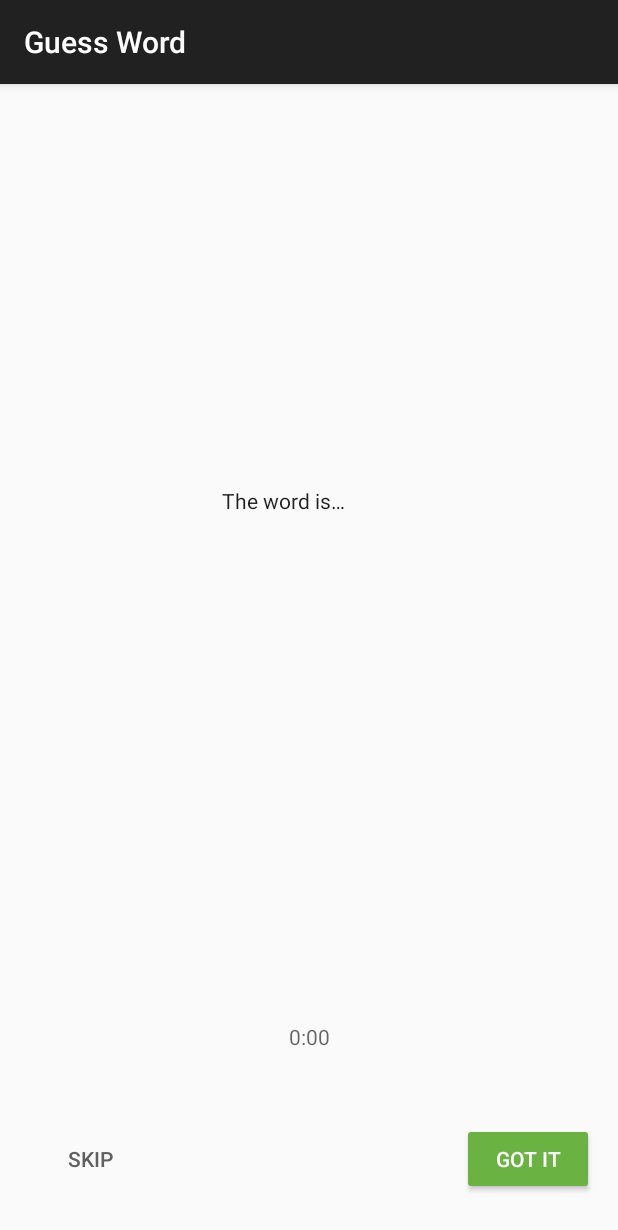
After one commit to vishalag53/Guess_Word, an Android app: the fragment GameFragment shown on its own in the app's theme, on a phone screen of 412 x 824 dp. The commit adds this screen. Shown: the top 1230 px of the screen. Run offline under Robolectric (Android 15) with nearby library versions, the phone set to English and light mode, and no system bars; our stand-ins replace data binding.

Commit message:
Layout Add

```diff
--- /dev/null
+++ b/app/src/main/java/com/example/guessword/screens/game/GameFragment.kt
@@ -0,0 +1,20 @@
+package com.example.guessword.screens.game
+
+import android.os.Bundle
+import androidx.fragment.app.Fragment
+import android.view.LayoutInflater
+import android.view.View
+import android.view.ViewGroup
+import com.example.guessword.R
+
+class GameFragment : Fragment() {
+
+    override fun onCreateView(
+        inflater: LayoutInflater, container: ViewGroup?,
+        savedInstanceState: Bundle?
+    ): View? {
+        // Inflate the layout for this fragment
+        return inflater.inflate(R.layout.fragment_game, container, false)
+    }
+
+}
--- /dev/null
+++ b/app/src/main/java/com/example/guessword/screens/game/GameViewModel.kt
@@ -0,0 +1,4 @@
+package com.example.guessword.screens.game
+
+class GameViewModel {
+}
--- /dev/null
+++ b/app/src/main/java/com/example/guessword/screens/score/ScoreViewModel.kt
@@ -0,0 +1,4 @@
+package com.example.guessword.screens.score
+
+class ScoreViewModel {
+}
--- /dev/null
+++ b/app/src/main/java/com/example/guessword/screens/score/ScoreViewModelFactory.kt
@@ -0,0 +1,4 @@
+package com.example.guessword.screens.score
+
+class ScoreViewModelFactory {
+}
--- /dev/null
+++ b/app/src/main/res/anim/slide_in_right.xml
@@ -0,0 +1,4 @@
+<?xml version="1.0" encoding="utf-8"?>
+<set xmlns:android="http://schemas.android.com/apk/res/android">
+
+</set>
--- /dev/null
+++ b/app/src/main/res/anim/slide_out_left.xml
@@ -0,0 +1,4 @@
+<?xml version="1.0" encoding="utf-8"?>
+<set xmlns:android="http://schemas.android.com/apk/res/android">
+
+</set>
--- /dev/null
+++ b/app/src/main/res/layout/fragment_game.xml
@@ -0,0 +1,130 @@
+<?xml version="1.0" encoding="utf-8"?>
+<layout xmlns:android="http://schemas.android.com/apk/res/android"
+    xmlns:app="http://schemas.android.com/apk/res-auto"
+    xmlns:tools="http://schemas.android.com/tools">
+
+    <data>
+
+        <variable
+            name="gameViewModel"
+            type="com.example.guessword.screens.game.GameViewModel" />
+    </data>
+
+    <androidx.constraintlayout.widget.ConstraintLayout
+        android:id="@+id/game_layout"
+        android:layout_width="match_parent"
+        android:layout_height="match_parent"
+        tools:context=".screens.game.GameFragment">
+
+
+        <TextView
+            android:id="@+id/word_is_text"
+            android:layout_width="wrap_content"
+            android:layout_height="wrap_content"
+            android:layout_marginTop="268dp"
+            android:fontFamily="sans-serif"
+            android:text="@string/word_is"
+            android:textColor="@color/black_text_color"
+            android:textSize="14sp"
+            android:textStyle="normal"
+            app:layout_constraintBottom_toTopOf="@+id/word_text"
+            app:layout_constraintEnd_toEndOf="parent"
+            app:layout_constraintHorizontal_bias="0.449"
+            app:layout_constraintStart_toStartOf="parent"
+            app:layout_constraintTop_toTopOf="parent"
+            app:layout_constraintVertical_bias="0.0" />
+
+        <TextView
+            android:id="@+id/word_text"
+            android:layout_width="wrap_content"
+            android:layout_height="wrap_content"
+            android:layout_marginStart="4dp"
+            android:layout_marginEnd="8dp"
+            android:layout_marginBottom="272dp"
+            android:fontFamily="sans-serif"
+
+            android:textAppearance="@style/TextAppearance.AppCompat.Headline"
+            android:textColor="@color/black_text_color"
+            android:textSize="34sp"
+            android:textStyle="normal"
+            app:layout_constraintBottom_toTopOf="@+id/score_text"
+            app:layout_constraintEnd_toEndOf="parent"
+            app:layout_constraintHorizontal_bias="0.454"
+            app:layout_constraintStart_toStartOf="parent"
+            tools:text="&quot;Tuna&quot;" />
+
+        <!--        android:text="@{@string/quote_format(gameViewMode.word)}"-->
+
+        <androidx.constraintlayout.widget.Guideline
+            android:id="@+id/guideline"
+            android:layout_width="wrap_content"
+            android:layout_height="wrap_content"
+            android:orientation="horizontal"
+            app:layout_constraintGuide_end="96dp" />
+
+        <TextView
+            android:id="@+id/timer_text"
+            android:layout_width="wrap_content"
+            android:layout_height="wrap_content"
+            android:layout_marginBottom="8dp"
+            android:fontFamily="sans-serif"
+
+            android:text="0:00"
+            android:textColor="@color/grey_text_color"
+            android:textSize="14sp"
+            android:textStyle="normal"
+            app:layout_constraintBottom_toTopOf="@+id/score_text"
+            app:layout_constraintEnd_toEndOf="parent"
+            app:layout_constraintStart_toStartOf="parent" />
+
+        <!--        android:text="@{gameViewModel.currentTImeString}"-->
+
+        <TextView
+            android:id="@+id/score_text"
+            android:layout_width="wrap_content"
+            android:layout_height="wrap_content"
+            android:fontFamily="sans-serif"
+
+            android:textColor="@color/grey_text_color"
+            android:textSize="14sp"
+            android:textStyle="normal"
+            app:layout_constraintBottom_toTopOf="@+id/guideline"
+            app:layout_constraintEnd_toEndOf="parent"
+            app:layout_constraintStart_toStartOf="parent"
+            tools:text="Score: 0" />
+
+        <!--        android:text="@{@string/score_format(gameViewModel.score)}"-->
+
+
+        <Button
+            android:id="@+id/skip_btn"
+            android:layout_width="wrap_content"
+            android:layout_height="wrap_content"
+            android:layout_marginStart="16dp"
+            android:text="@string/skip"
+            android:theme="@style/SkipButton"
+            app:layout_constraintBottom_toBottomOf="parent"
+            app:layout_constraintEnd_toStartOf="@+id/correct_btn"
+            app:layout_constraintHorizontal_bias="0.0"
+            app:layout_constraintStart_toStartOf="parent"
+            app:layout_constraintTop_toTopOf="@+id/guideline"
+            app:layout_constraintVertical_bias="0.437" />
+
+        <!--        android:onClick="@{() -> gameViewModel.onkip()}"-->
+
+        <Button
+            android:id="@+id/correct_btn"
+            android:layout_width="wrap_content"
+            android:layout_height="wrap_content"
+            android:layout_marginEnd="16dp"
+            android:text="@string/got_it"
+            android:theme="@style/GoButton"
+            app:layout_constraintBottom_toBottomOf="parent"
+            app:layout_constraintEnd_toEndOf="parent"
+            app:layout_constraintTop_toTopOf="@+id/guideline"
+            app:layout_constraintVertical_bias="0.437" />
+        <!--            android:onClick="@{() -> gameViewModel.onCoreect()}"-->
+
+    </androidx.constraintlayout.widget.ConstraintLayout>
+
+</layout>
--- /dev/null
+++ b/app/src/main/res/navigation/main_navigation.xml
@@ -0,0 +1,6 @@
+<?xml version="1.0" encoding="utf-8"?>
+<navigation xmlns:android="http://schemas.android.com/apk/res/android"
+    xmlns:app="http://schemas.android.com/apk/res-auto"
+    android:id="@+id/main_navigation">
+
+</navigation>
--- a/app/src/main/res/values/colors.xml
+++ b/app/src/main/res/values/colors.xml
@@ -1,5 +1,15 @@
 <?xml version="1.0" encoding="utf-8"?>
 <resources>
     <color name="black">#FF000000</color>
-    <color name="white">#FFFFFFFF</color>
+    <color name="colorPrimary">#6ab343</color>
+    <color name="colorPrimaryDark">#388310</color>
+    <color name="colorAccent">#D81B60</color>
+    <color name="ok_green_color">#6ab343</color>
+    <color name="selected_green_color">#388310</color>
+    <color name="skip_red_color">#f44336</color>
+    <color name="selected_red_color">#ba000d</color>
+    <color name="black_text_color">#de000000</color>
+    <color name="grey_text_color">#99000000</color>
+    <color name="grey_button_color">#606060</color>
+    <color name="white_text_color">#ffffff</color>
 </resources>
--- a/app/src/main/res/values/strings.xml
+++ b/app/src/main/res/values/strings.xml
@@ -1,3 +1,15 @@
 <resources>
     <string name="app_name">Guess Word</string>
+    <string name="skip">Skip</string>
+    <string name="play_again">Play Again</string>
+    <string name="you_scored">You Scored</string>
+    <string name="title_text">guess the word!</string>
+    <string name="play_button">Play</string>
+    <string name="get_ready">Get ready to</string>
+    <string name="got_it">Got it</string>
+    <string name="word_is">The word is…</string>
+    <string name="quote_format">\"%s\"</string>
+    <string name="score_format">Current Score: %d</string>
+    <!-- TODO: Remove or change this placeholder text -->
+    <string name="hello_blank_fragment">Hello blank fragment</string>
 </resources>
--- a/app/src/main/res/values/themes.xml
+++ b/app/src/main/res/values/themes.xml
@@ -5,5 +5,18 @@
         <!-- <item name="colorPrimary">@color/my_light_primary</item> -->
     </style>
 
-    <style name="Theme.GuessWord" parent="Base.Theme.GuessWord" />
+    <style name="Theme.GuessWord" parent="Theme.AppCompat.Light.DarkActionBar" />
+
+    <style name="GoButton" parent="Widget.AppCompat.Button.Colored">
+        <item name="colorButtonNormal">@color/ok_green_color</item>
+        <item name="colorControlHighlight">@color/selected_green_color</item>
+        <item name="android:textColor">@color/white_text_color</item>
+        <item name="colorAccent">@color/selected_green_color</item>
+    </style>
+
+    <style name="SkipButton" parent="Widget.AppCompat.Button.Colored">
+        <item name="android:buttonStyle">@style/Widget.AppCompat.Button.Borderless.Colored</item>
+        <item name="android:textColor">@color/grey_button_color</item>
+        <item name="colorControlHighlight">@color/skip_red_color</item>
+    </style>
 </resources>
```
Also changed, not shown: app/build.gradle (+9 -0 lines), app/src/main/java/com/example/guessword/screens/score/ScoreFragment.kt (added, +20 -0 lines), app/src/main/java/com/example/guessword/screens/title/TitleFragment.kt (added, +20 -0 lines), app/src/main/res/layout/activity_main.xml (+11 -10 lines), app/src/main/res/layout/fragment_score.xml (added, +68 -0 lines), app/src/main/res/layout/fragment_title.xml (added, +57 -0 lines).
